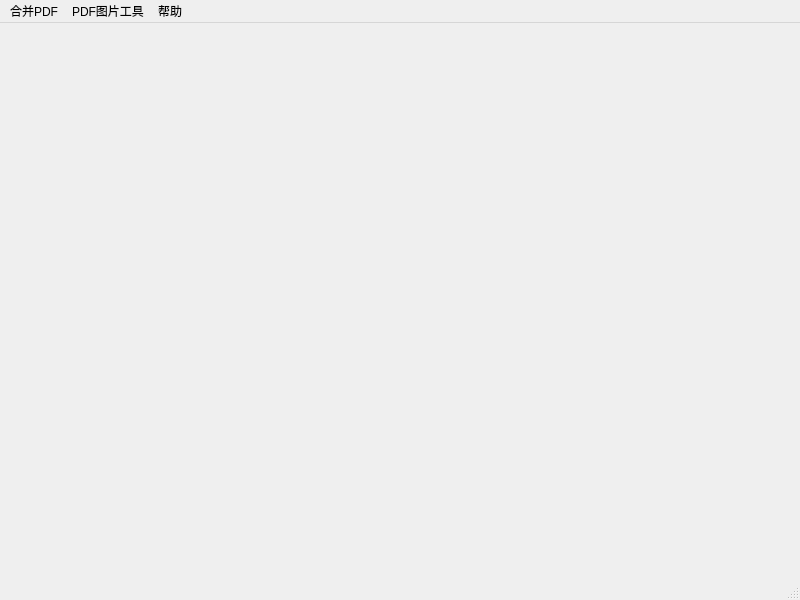
The window that ui/mainwindow.ui (bfss/pdf-tool) describes before a commit, drawn with Qt 5.
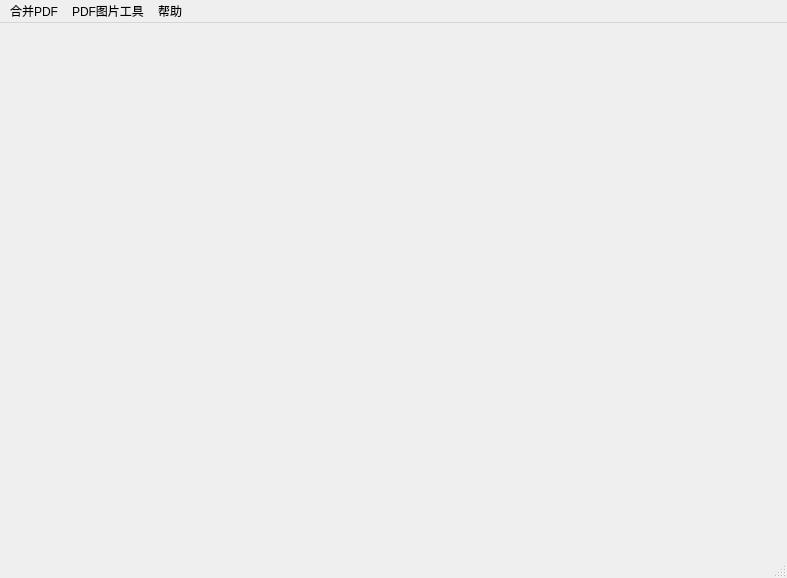
The same window after the commit.

```diff
--- a/ui/mainwindow.ui
+++ b/ui/mainwindow.ui
@@ -6,8 +6,8 @@
    <rect>
     <x>0</x>
     <y>0</y>
-    <width>800</width>
-    <height>600</height>
+    <width>787</width>
+    <height>578</height>
    </rect>
   </property>
   <property name="windowTitle">
@@ -22,8 +22,8 @@
     <rect>
      <x>0</x>
      <y>0</y>
-     <width>800</width>
-     <height>26</height>
+     <width>787</width>
+     <height>22</height>
     </rect>
    </property>
    <widget class="QMenu" name="menu_help">
```
Left out of the diff: 6 changed lines with no effect on the pictures.
